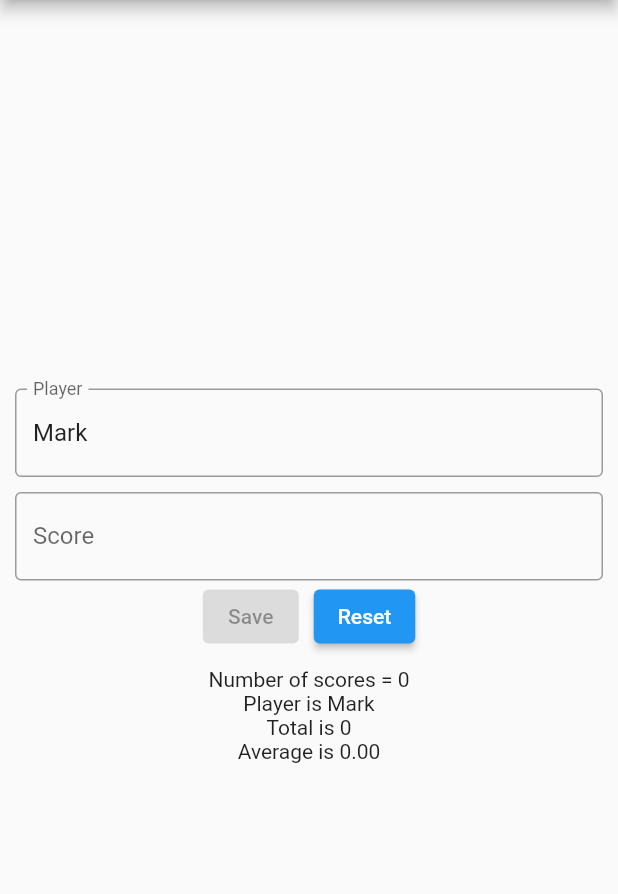
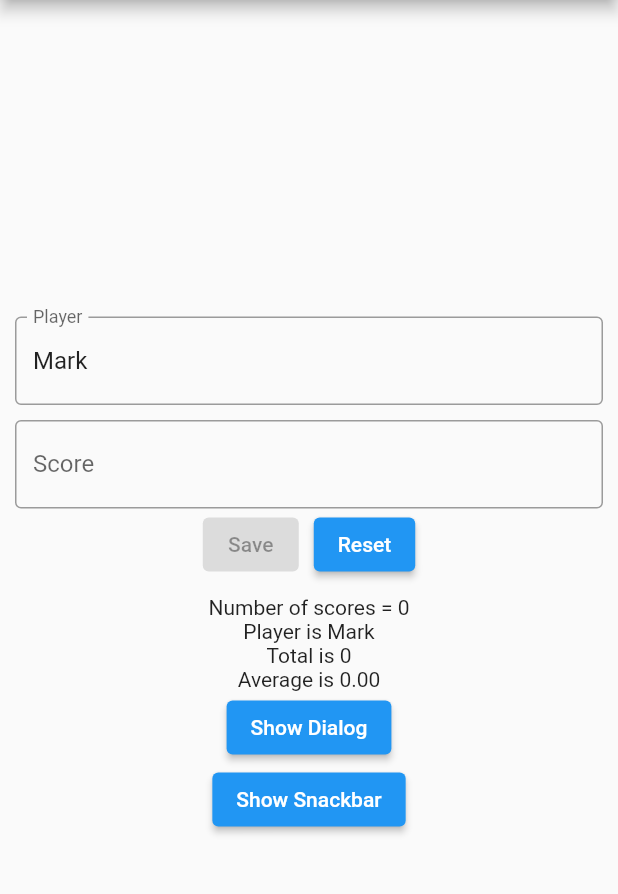
Before and after one commit to mvolkmann/flutter_getx, a Flutter app: the screen it shows after launch, on a phone screen of 412 x 824 dp, the part 84-978 px from its top. Run offline on Flutter 3.47's test engine with Material 2 defaults, Android fonts, the phone set to English and light mode, and no system bars; our stand-ins replace get.

```diff
--- a/lib/main.dart
+++ b/lib/main.dart
@@ -15,7 +15,7 @@ class MyApp extends StatelessWidget {
   Widget build(BuildContext context) {
     // Change MaterialApp to GetMaterialApp here to use features of GetX
     // not related to state management such as navigation.
-    return MaterialApp(
+    return GetMaterialApp(
       title: 'GetX Demo',
       theme: ThemeData(
         primarySwatch: Colors.blue,
@@ -50,6 +50,25 @@ class Home extends StatelessWidget {
               SizedBox(height: 10),
               Obx(() => Text('Number of scores = ${gameCtrl.count}')),
               ScoreReport(),
+              ElevatedButton(
+                child: Text('Show Dialog'),
+                onPressed: () {
+                  Get.defaultDialog(
+                    title: 'My Title',
+                    content: Text('My Content'),
+                  );
+                },
+              ),
+              ElevatedButton(
+                child: Text('Show Snackbar'),
+                onPressed: () {
+                  Get.snackbar(
+                    'My Title',
+                    'My Message',
+                    snackPosition: SnackPosition.BOTTOM,
+                  );
+                },
+              )
             ],
           ),
         ),
--- a/lib/player_entry.dart
+++ b/lib/player_entry.dart
@@ -2,16 +2,9 @@ import 'package:flutter/material.dart';
 import 'package:get/get.dart';
 import 'player_controller.dart';
 
-// This needs to be stateful in order
-// to hold a TextEditingController instance.
-class PlayerEntry extends StatefulWidget {
-  const PlayerEntry({Key? key}) : super(key: key);
+class PlayerEntry extends StatelessWidget {
+  PlayerEntry({Key? key}) : super(key: key);
 
-  @override
-  _PlayerEntryState createState() => _PlayerEntryState();
-}
-
-class _PlayerEntryState extends State<PlayerEntry> {
   final playerCtrl = Get.find<PlayerController>();
 
   @override
```
